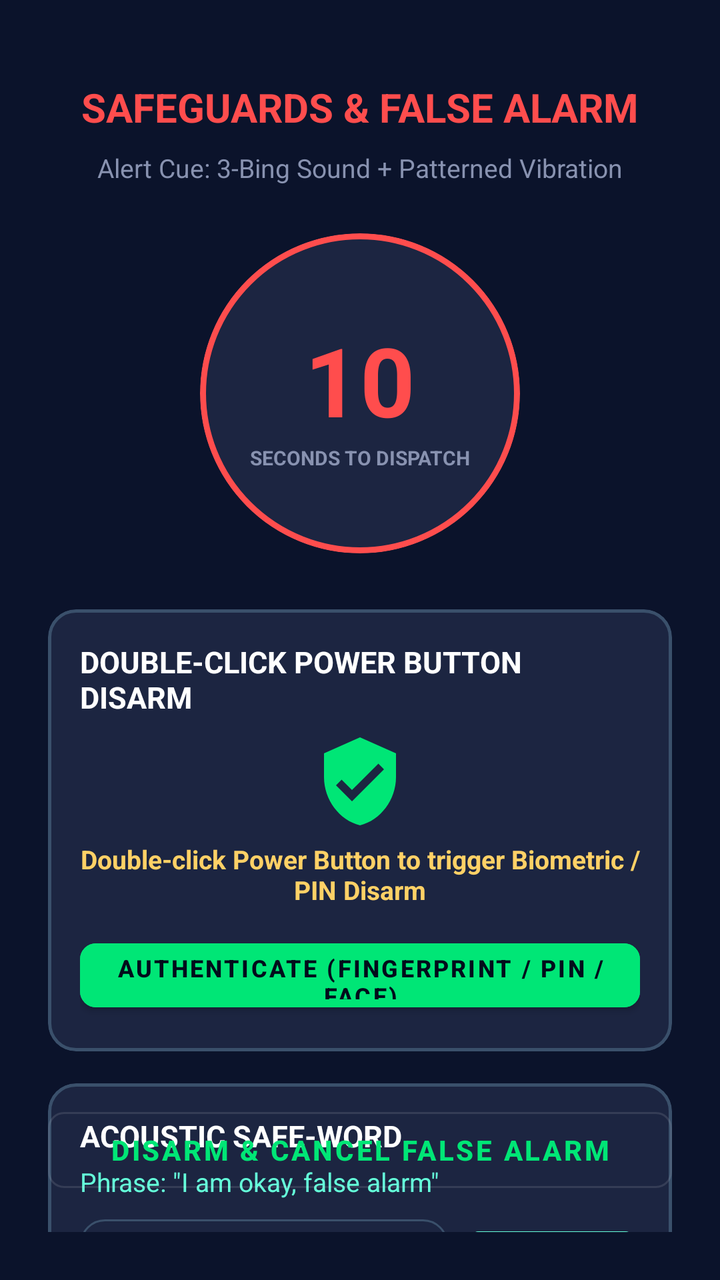
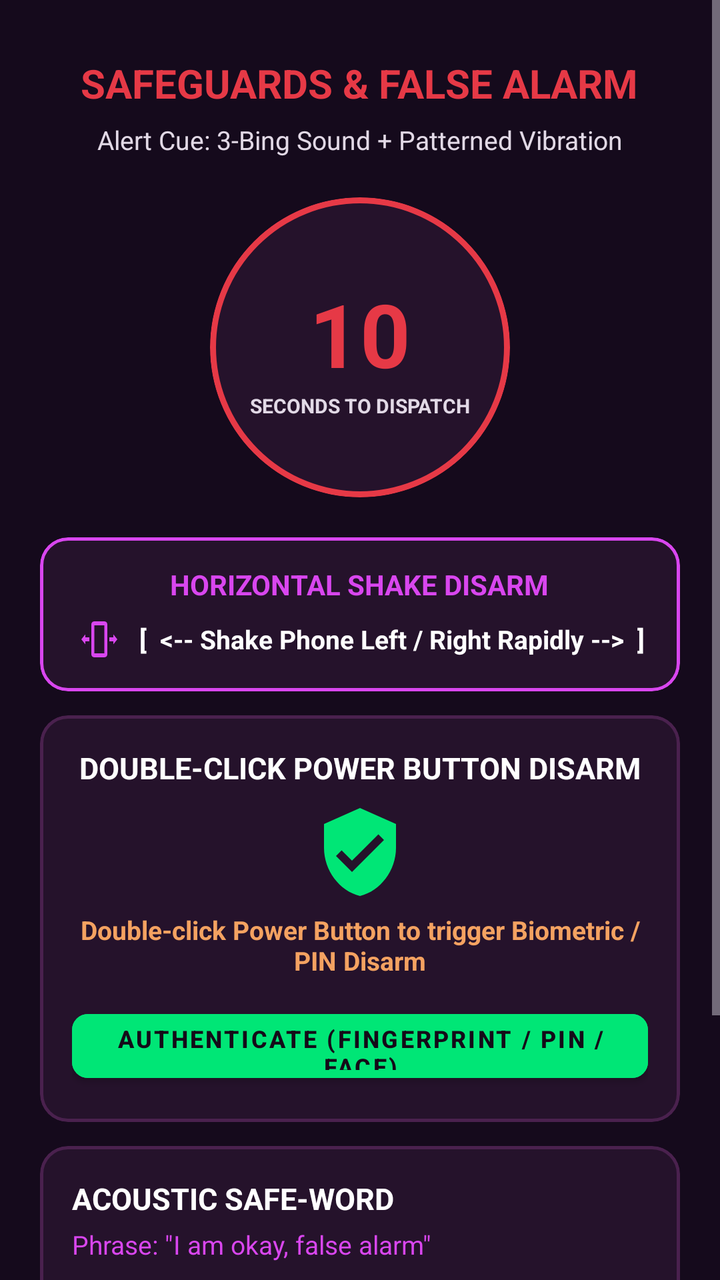

Screens rendered from an Android XML layout before and after an edit, with the pre-edit source and the edit as a unified diff.
<!-- AndroidManifest.xml: application theme Theme.EchoSafe -->
<!-- res/layout/activity_disarm.xml -->
<?xml version="1.0" encoding="utf-8"?>
<androidx.constraintlayout.widget.ConstraintLayout xmlns:android="http://schemas.android.com/apk/res/android"
    xmlns:app="http://schemas.android.com/apk/res-auto"
    android:layout_width="match_parent"
    android:layout_height="match_parent"
    android:background="@color/bg_dark"
    android:padding="24dp">

    <TextView
        android:id="@+id/tvHeader"
        android:layout_width="wrap_content"
        android:layout_height="wrap_content"
        android:layout_marginTop="16dp"
        android:text="@string/safeguards_title"
        android:textColor="@color/accent_red"
        android:textSize="20sp"
        android:textStyle="bold"
        app:layout_constraintEnd_toEndOf="parent"
        app:layout_constraintStart_toStartOf="parent"
        app:layout_constraintTop_toTopOf="parent" />

    <TextView
        android:id="@+id/tvAlertCue"
        android:layout_width="wrap_content"
        android:layout_height="wrap_content"
        android:layout_marginTop="8dp"
        android:text="Alert Cue: 3-Bing Sound + Patterned Vibration"
        android:textColor="@color/text_secondary"
        android:textSize="13sp"
        app:layout_constraintEnd_toEndOf="parent"
        app:layout_constraintStart_toStartOf="parent"
        app:layout_constraintTop_toBottomOf="@id/tvHeader" />

    
    <com.google.android.material.card.MaterialCardView
        android:id="@+id/cardTimer"
        android:layout_width="160dp"
        android:layout_height="160dp"
        android:layout_marginTop="24dp"
        app:cardBackgroundColor="@color/card_bg_dark"
        app:cardCornerRadius="80dp"
        app:strokeColor="@color/accent_red"
        app:strokeWidth="3dp"
        app:layout_constraintEnd_toEndOf="parent"
        app:layout_constraintStart_toStartOf="parent"
        app:layout_constraintTop_toBottomOf="@id/tvAlertCue">

        <LinearLayout
            android:layout_width="match_parent"
            android:layout_height="match_parent"
            android:gravity="center"
            android:orientation="vertical">

            <TextView
                android:id="@+id/tvCountdownSeconds"
                android:layout_width="wrap_content"
                android:layout_height="wrap_content"
                android:text="10"
                android:textColor="@color/accent_red"
                android:textSize="48sp"
                android:textStyle="bold" />

            <TextView
                android:layout_width="wrap_content"
                android:layout_height="wrap_content"
                android:text="SECONDS TO DISPATCH"
                android:textColor="@color/text_secondary"
                android:textSize="10sp"
                android:textStyle="bold" />
        </LinearLayout>
    </com.google.android.material.card.MaterialCardView>

    
    <com.google.android.material.card.MaterialCardView
        android:id="@+id/cardPowerDisarm"
        android:layout_width="match_parent"
        android:layout_height="wrap_content"
        android:layout_marginTop="28dp"
        app:cardBackgroundColor="@color/card_bg_dark"
        app:cardCornerRadius="14dp"
        app:strokeColor="@color/card_border"
        app:strokeWidth="1.5dp"
        app:layout_constraintTop_toBottomOf="@id/cardTimer">

        <LinearLayout
            android:layout_width="match_parent"
            android:layout_height="wrap_content"
            android:gravity="center"
            android:orientation="vertical"
            android:padding="16dp">

            <TextView
                android:layout_width="wrap_content"
                android:layout_height="wrap_content"
                android:text="DOUBLE-CLICK POWER BUTTON DISARM"
                android:textColor="@color/text_white"
                android:textSize="15sp"
                android:textStyle="bold" />

            <ImageView
                android:id="@+id/ivPowerBiometric"
                android:layout_width="48dp"
                android:layout_height="48dp"
                android:layout_marginTop="8dp"
                android:src="@drawable/ic_shield" />

            <TextView
                android:id="@+id/tvPowerInstruction"
                android:layout_width="wrap_content"
                android:layout_height="wrap_content"
                android:layout_marginTop="6dp"
                android:gravity="center"
                android:text="Double-click Power Button to trigger Biometric / PIN Disarm"
                android:textColor="@color/warning_yellow"
                android:textSize="13sp"
                android:textStyle="bold" />

            <com.google.android.material.button.MaterialButton
                android:id="@+id/btnBiometricAuthenticate"
                style="@style/Widget.MaterialComponents.Button"
                android:layout_width="match_parent"
                android:layout_height="44dp"
                android:layout_marginTop="12dp"
                android:backgroundTint="@color/guard_active_green"
                android:text="Authenticate (Fingerprint / PIN / Face)"
                android:textColor="@color/primary_dark"
                android:textSize="12sp"
                android:textStyle="bold"
                app:cornerRadius="8dp" />
        </LinearLayout>
    </com.google.android.material.card.MaterialCardView>

    
    <com.google.android.material.card.MaterialCardView
        android:id="@+id/cardSafeWordDisarm"
        android:layout_width="match_parent"
        android:layout_height="wrap_content"
        android:layout_marginTop="16dp"
        app:cardBackgroundColor="@color/card_bg_dark"
        app:cardCornerRadius="14dp"
        app:strokeColor="@color/card_border"
        app:strokeWidth="1.5dp"
        app:layout_constraintTop_toBottomOf="@id/cardPowerDisarm">

        <LinearLayout
            android:layout_width="match_parent"
            android:layout_height="wrap_content"
            android:orientation="vertical"
            android:padding="16dp">

            <TextView
                android:layout_width="wrap_content"
                android:layout_height="wrap_content"
                android:text="@string/acoustic_safeword_label"
                android:textColor="@color/text_white"
                android:textSize="15sp"
                android:textStyle="bold" />

            <TextView
                android:id="@+id/tvSafeWordPrompt"
                android:layout_width="wrap_content"
                android:layout_height="wrap_content"
                android:layout_marginTop="4dp"
                android:text="Phrase: &quot;I am okay, false alarm&quot;"
                android:textColor="@color/secondary_teal"
                android:textSize="13sp" />

            <LinearLayout
                android:layout_width="match_parent"
                android:layout_height="wrap_content"
                android:layout_marginTop="10dp"
                android:gravity="center_vertical"
                android:orientation="horizontal">

                <EditText
                    android:id="@+id/etSpokenSafeWord"
                    android:layout_width="0dp"
                    android:layout_height="44dp"
                    android:layout_weight="1"
                    android:background="@drawable/bg_card_rounded"
                    android:hint="Type safe-word or speak..."
                    android:paddingStart="12dp"
                    android:paddingEnd="12dp"
                    android:textColor="@color/text_white"
                    android:textColorHint="@color/text_secondary"
                    android:textSize="13sp" />

                <com.google.android.material.button.MaterialButton
                    android:id="@+id/btnSubmitSafeWord"
                    style="@style/Widget.MaterialComponents.Button"
                    android:layout_width="wrap_content"
                    android:layout_height="44dp"
                    android:layout_marginStart="8dp"
                    android:backgroundTint="@color/secondary_teal"
                    android:text="Verify"
                    android:textColor="@color/primary_dark"
                    android:textSize="12sp"
                    android:textStyle="bold"
                    app:cornerRadius="8dp" />
            </LinearLayout>
        </LinearLayout>
    </com.google.android.material.card.MaterialCardView>

    
    <com.google.android.material.button.MaterialButton
        android:id="@+id/btnManualDisarm"
        style="@style/Widget.MaterialComponents.Button.OutlinedButton"
        android:layout_width="match_parent"
        android:layout_height="50dp"
        android:layout_marginBottom="16dp"
        android:strokeColor="@color/guard_active_green"
        android:text="Disarm &amp; Cancel False Alarm"
        android:textColor="@color/guard_active_green"
        android:textStyle="bold"
        app:cornerRadius="8dp"
        app:layout_constraintBottom_toBottomOf="parent" />

</androidx.constraintlayout.widget.ConstraintLayout>
<!-- resources referenced by this layout -->
<resources>
  <color name="accent_red">#FF4D4D</color>
  <color name="bg_dark">#0B132B</color>
  <color name="card_bg_dark">#1C2541</color>
  <color name="card_border">#3A506B</color>
  <color name="guard_active_green">#00E676</color>
  <color name="primary_dark">#020C1B</color>
  <color name="secondary_teal">#64FFDA</color>
  <color name="text_secondary">#8892B0</color>
  <color name="text_white">#FFFFFF</color>
  <color name="warning_yellow">#FFD166</color>
  <!-- drawable bg_card_rounded (drawable) -->
  <?xml version="1.0" encoding="utf-8"?>
  <shape xmlns:android="http://schemas.android.com/apk/res/android">
      <solid android:color="@color/card_bg_dark" />
      <stroke
          android:width="1dp"
          android:color="@color/card_border" />
      <corners android:radius="12dp" />
  </shape>
  <!-- drawable ic_shield (drawable) -->
  <vector xmlns:android="http://schemas.android.com/apk/res/android"
      android:width="24dp"
      android:height="24dp"
      android:viewportWidth="24"
      android:viewportHeight="24">
      <path
          android:fillColor="@color/guard_active_green"
          android:pathData="M12,1L3,5v6c0,5.55 3.84,10.74 9,12 5.16,-1.26 9,-6.45 9,-12V5l-9,-4zm-2,16l-4,-4 1.41,-1.41L10,14.17l6.59,-6.59L18,9l-8,8z"/>
  </vector>
  <string name="acoustic_safeword_label">ACOUSTIC SAFE-WORD</string>
  <string name="safeguards_title">SAFEGUARDS &amp; FALSE ALARM</string>
  <style name="Theme.EchoSafe" parent="Theme.Material3.Dark.NoActionBar">
          
          <item name="colorPrimary">@color/secondary_teal</item>
          <item name="colorOnPrimary">@color/primary_dark</item>
          <item name="colorSecondary">@color/secondary_teal</item>
          <item name="colorOnSecondary">@color/primary_dark</item>
          
          <item name="android:statusBarColor">@color/primary_dark</item>
          <item name="android:navigationBarColor">@color/primary_navy</item>
          <item name="android:windowBackground">@color/bg_dark</item>
      </style>
  <color name="primary_navy">#0A192F</color>
</resources>

<!-- the commit's change to res/layout/activity_disarm.xml (unified diff, before → after) -->
@@ -1,218 +1,267 @@
 <?xml version="1.0" encoding="utf-8"?>
-<androidx.constraintlayout.widget.ConstraintLayout xmlns:android="http://schemas.android.com/apk/res/android"
+<ScrollView xmlns:android="http://schemas.android.com/apk/res/android"
     xmlns:app="http://schemas.android.com/apk/res-auto"
     android:layout_width="match_parent"
     android:layout_height="match_parent"
     android:background="@color/bg_dark"
-    android:padding="24dp">
-
-    <TextView
-        android:id="@+id/tvHeader"
-        android:layout_width="wrap_content"
-        android:layout_height="wrap_content"
-        android:layout_marginTop="16dp"
-        android:text="@string/safeguards_title"
-        android:textColor="@color/accent_red"
-        android:textSize="20sp"
-        android:textStyle="bold"
-        app:layout_constraintEnd_toEndOf="parent"
-        app:layout_constraintStart_toStartOf="parent"
-        app:layout_constraintTop_toTopOf="parent" />
-
-    <TextView
-        android:id="@+id/tvAlertCue"
-        android:layout_width="wrap_content"
-        android:layout_height="wrap_content"
-        android:layout_marginTop="8dp"
-        android:text="Alert Cue: 3-Bing Sound + Patterned Vibration"
-        android:textColor="@color/text_secondary"
-        android:textSize="13sp"
-        app:layout_constraintEnd_toEndOf="parent"
-        app:layout_constraintStart_toStartOf="parent"
-        app:layout_constraintTop_toBottomOf="@id/tvHeader" />
-
-    
-    <com.google.android.material.card.MaterialCardView
-        android:id="@+id/cardTimer"
-        android:layout_width="160dp"
-        android:layout_height="160dp"
-        android:layout_marginTop="24dp"
-        app:cardBackgroundColor="@color/card_bg_dark"
-        app:cardCornerRadius="80dp"
-        app:strokeColor="@color/accent_red"
-        app:strokeWidth="3dp"
-        app:layout_constraintEnd_toEndOf="parent"
-        app:layout_constraintStart_toStartOf="parent"
-        app:layout_constraintTop_toBottomOf="@id/tvAlertCue">
-
-        <LinearLayout
-            android:layout_width="match_parent"
-            android:layout_height="match_parent"
-            android:gravity="center"
-            android:orientation="vertical">
-
-            <TextView
-                android:id="@+id/tvCountdownSeconds"
-                android:layout_width="wrap_content"
-                android:layout_height="wrap_content"
-                android:text="10"
-                android:textColor="@color/accent_red"
-                android:textSize="48sp"
-                android:textStyle="bold" />
-
-            <TextView
-                android:layout_width="wrap_content"
-                android:layout_height="wrap_content"
-                android:text="SECONDS TO DISPATCH"
-                android:textColor="@color/text_secondary"
-                android:textSize="10sp"
-                android:textStyle="bold" />
-        </LinearLayout>
-    </com.google.android.material.card.MaterialCardView>
-
-    
-    <com.google.android.material.card.MaterialCardView
-        android:id="@+id/cardPowerDisarm"
+    android:fillViewport="true"
+    android:overScrollMode="never">
+
+    <LinearLayout
         android:layout_width="match_parent"
         android:layout_height="wrap_content"
-        android:layout_marginTop="28dp"
-        app:cardBackgroundColor="@color/card_bg_dark"
-        app:cardCornerRadius="14dp"
-        app:strokeColor="@color/card_border"
-        app:strokeWidth="1.5dp"
-        app:layout_constraintTop_toBottomOf="@id/cardTimer">
-
-        <LinearLayout
-            android:layout_width="match_parent"
-            android:layout_height="wrap_content"
-            android:gravity="center"
-            android:orientation="vertical"
-            android:padding="16dp">
-
-            <TextView
-                android:layout_width="wrap_content"
+        android:orientation="vertical"
+        android:padding="20dp"
+        android:gravity="center_horizontal">
+
+        <TextView
+            android:id="@+id/tvHeader"
+            android:layout_width="wrap_content"
+            android:layout_height="wrap_content"
+            android:layout_marginTop="8dp"
+            android:text="@string/safeguards_title"
+            android:textColor="@color/accent_red"
+            android:textSize="20sp"
+            android:textStyle="bold" />
+
+        <TextView
+            android:id="@+id/tvAlertCue"
+            android:layout_width="wrap_content"
+            android:layout_height="wrap_content"
+            android:layout_marginTop="6dp"
+            android:text="Alert Cue: 3-Bing Sound + Patterned Vibration"
+            android:textColor="@color/text_secondary"
+            android:textSize="13sp" />
+
+        
+        <com.google.android.material.card.MaterialCardView
+            android:id="@+id/cardTimer"
+            android:layout_width="150dp"
+            android:layout_height="150dp"
+            android:layout_marginTop="20dp"
+            app:cardBackgroundColor="@color/card_bg_dark"
+            app:cardCornerRadius="75dp"
+            app:strokeColor="@color/accent_red"
+            app:strokeWidth="3dp">
+
+            <LinearLayout
+                android:layout_width="match_parent"
+                android:layout_height="match_parent"
+                android:gravity="center"
+                android:orientation="vertical">
+
+                <TextView
+                    android:id="@+id/tvCountdownSeconds"
+                    android:layout_width="wrap_content"
+                    android:layout_height="wrap_content"
+                    android:text="10"
+                    android:textColor="@color/accent_red"
+                    android:textSize="44sp"
+                    android:textStyle="bold" />
+
+                <TextView
+                    android:layout_width="wrap_content"
+                    android:layout_height="wrap_content"
+                    android:text="SECONDS TO DISPATCH"
+                    android:textColor="@color/text_secondary"
+                    android:textSize="10sp"
+                    android:textStyle="bold" />
+            </LinearLayout>
+        </com.google.android.material.card.MaterialCardView>
+
+        
+        <com.google.android.material.card.MaterialCardView
+            android:id="@+id/cardShakeDisarm"
+            android:layout_width="match_parent"
+            android:layout_height="wrap_content"
+            android:layout_marginTop="20dp"
+            app:cardBackgroundColor="@color/card_bg_dark"
+            app:cardCornerRadius="14dp"
+            app:strokeColor="@color/secondary_teal"
+            app:strokeWidth="1.5dp">
+
+            <LinearLayout
+                android:layout_width="match_parent"
                 android:layout_height="wrap_content"
-                android:text="DOUBLE-CLICK POWER BUTTON DISARM"
-                android:textColor="@color/text_white"
-                android:textSize="15sp"
-                android:textStyle="bold" />
-
-            <ImageView
-                android:id="@+id/ivPowerBiometric"
-                android:layout_width="48dp"
-                android:layout_height="48dp"
-                android:layout_marginTop="8dp"
-                android:src="@drawable/ic_shield" />
-
-            <TextView
-                android:id="@+id/tvPowerInstruction"
-                android:layout_width="wrap_content"
+                android:gravity="center"
+                android:orientation="vertical"
+                android:padding="14dp">
+
+                <TextView
+                    android:layout_width="wrap_content"
+                    android:layout_height="wrap_content"
+                    android:text="HORIZONTAL SHAKE DISARM"
+                    android:textColor="@color/secondary_teal"
+                    android:textSize="14sp"
+                    android:textStyle="bold" />
+
+                <LinearLayout
+                    android:layout_width="wrap_content"
+                    android:layout_height="wrap_content"
+                    android:layout_marginTop="6dp"
+                    android:gravity="center_vertical"
+                    android:orientation="horizontal">
+
+                    <ImageView
+                        android:layout_width="24dp"
+                        android:layout_height="24dp"
+                        android:src="@drawable/ic_shake"
+                        app:tint="@color/secondary_teal" />
+
+                    <TextView
+                        android:layout_width="wrap_content"
+                        android:layout_height="wrap_content"
+                        android:layout_marginStart="8dp"
+                        android:text="[  &lt;-- Shake Phone Left / Right Rapidly --&gt;  ]"
+                        android:textColor="@color/text_white"
+                        android:textSize="13sp"
+                        android:textStyle="bold" />
+                </LinearLayout>
+            </LinearLayout>
+        </com.google.android.material.card.MaterialCardView>
+
+        
+        <com.google.android.material.card.MaterialCardView
+            android:id="@+id/cardPowerDisarm"
+            android:layout_width="match_parent"
+            android:layout_height="wrap_content"
+            android:layout_marginTop="12dp"
+            app:cardBackgroundColor="@color/card_bg_dark"
+            app:cardCornerRadius="14dp"
+            app:strokeColor="@color/card_border"
+            app:strokeWidth="1.5dp">
+
+            <LinearLayout
+                android:layout_width="match_parent"
                 android:layout_height="wrap_content"
-                android:layout_marginTop="6dp"
                 android:gravity="center"
-                android:text="Double-click Power Button to trigger Biometric / PIN Disarm"
-                android:textColor="@color/warning_yellow"
-                android:textSize="13sp"
-                android:textStyle="bold" />
-
-            <com.google.android.material.button.MaterialButton
-                android:id="@+id/btnBiometricAuthenticate"
-                style="@style/Widget.MaterialComponents.Button"
-                android:layout_width="match_parent"
-                android:layout_height="44dp"
-                android:layout_marginTop="12dp"
-                android:backgroundTint="@color/guard_active_green"
-                android:text="Authenticate (Fingerprint / PIN / Face)"
-                android:textColor="@color/primary_dark"
-                android:textSize="12sp"
-                android:textStyle="bold"
-                app:cornerRadius="8dp" />
-        </LinearLayout>
-    </com.google.android.material.card.MaterialCardView>
-
-    
-    <com.google.android.material.card.MaterialCardView
-        android:id="@+id/cardSafeWordDisarm"
-        android:layout_width="match_parent"
-        android:layout_height="wrap_content"
-        android:layout_marginTop="16dp"
-        app:cardBackgroundColor="@color/card_bg_dark"
-        app:cardCornerRadius="14dp"
-        app:strokeColor="@color/card_border"
-        app:strokeWidth="1.5dp"
-        app:layout_constraintTop_toBottomOf="@id/cardPowerDisarm">
-
-        <LinearLayout
-            android:layout_width="match_parent"
-            android:layout_height="wrap_content"
-            android:orientation="vertical"
-            android:padding="16dp">
-
-            <TextView
-                android:layout_width="wrap_content"
-                android:layout_height="wrap_content"
-                android:text="@string/acoustic_safeword_label"
-                android:textColor="@color/text_white"
-                android:textSize="15sp"
-                android:textStyle="bold" />
-
-            <TextView
-                android:id="@+id/tvSafeWordPrompt"
-                android:layout_width="wrap_content"
-                android:layout_height="wrap_content"
-                android:layout_marginTop="4dp"
-                android:text="Phrase: &quot;I am okay, false alarm&quot;"
-                android:textColor="@color/secondary_teal"
-                android:textSize="13sp" />
-
-            <LinearLayout
-                android:layout_width="match_parent"
-                android:layout_height="wrap_content"
-                android:layout_marginTop="10dp"
-                android:gravity="center_vertical"
-                android:orientation="horizontal">
-
-                <EditText
-                    android:id="@+id/etSpokenSafeWord"
-                    android:layout_width="0dp"
+                android:orientation="vertical"
+                android:padding="16dp">
+
+                <TextView
+                    android:layout_width="wrap_content"
+                    android:layout_height="wrap_content"
+                    android:text="DOUBLE-CLICK POWER BUTTON DISARM"
+                    android:textColor="@color/text_white"
+                    android:textSize="15sp"
+                    android:textStyle="bold" />
+
+                <ImageView
+                    android:id="@+id/ivPowerBiometric"
+                    android:layout_width="48dp"
+                    android:layout_height="48dp"
+                    android:layout_marginTop="8dp"
+                    android:src="@drawable/ic_shield" />
+
+                <TextView
+                    android:id="@+id/tvPowerInstruction"
+                    android:layout_width="wrap_content"
+                    android:layout_height="wrap_content"
+                    android:layout_marginTop="6dp"
+                    android:gravity="center"
+                    android:text="Double-click Power Button to trigger Biometric / PIN Disarm"
+                    android:textColor="@color/warning_yellow"
+                    android:textSize="13sp"
+                    android:textStyle="bold" />
+
+                <com.google.android.material.button.MaterialButton
+                    android:id="@+id/btnBiometricAuthenticate"
+                    style="@style/Widget.MaterialComponents.Button"
+                    android:layout_width="match_parent"
                     android:layout_height="44dp"
-                    android:layout_weight="1"
-                    android:background="@drawable/bg_card_rounded"
-                    android:hint="Type safe-word or speak..."
-                    android:paddingStart="12dp"
-                    android:paddingEnd="12dp"
-                    android:textColor="@color/text_white"
-                    android:textColorHint="@color/text_secondary"
-                    android:textSize="13sp" />
-
-                <com.google.android.material.button.MaterialButton
-                    android:id="@+id/btnSubmitSafeWord"
-                    style="@style/Widget.MaterialComponents.Button"
-                    android:layout_width="wrap_content"
-                    android:layout_height="44dp"
-                    android:layout_marginStart="8dp"
-                    android:backgroundTint="@color/secondary_teal"
-                    android:text="Verify"
+                    android:layout_marginTop="12dp"
+                    android:backgroundTint="@color/guard_active_green"
+                    android:text="Authenticate (Fingerprint / PIN / Face)"
                     android:textColor="@color/primary_dark"
                     android:textSize="12sp"
                     android:textStyle="bold"
                     app:cornerRadius="8dp" />
             </LinearLayout>
-        </LinearLayout>
-    </com.google.android.material.card.MaterialCardView>
-
-    
-    <com.google.android.material.button.MaterialButton
-        android:id="@+id/btnManualDisarm"
-        style="@style/Widget.MaterialComponents.Button.OutlinedButton"
-        android:layout_width="match_parent"
-        android:layout_height="50dp"
-        android:layout_marginBottom="16dp"
-        android:strokeColor="@color/guard_active_green"
-        android:text="Disarm &amp; Cancel False Alarm"
-        android:textColor="@color/guard_active_green"
-        android:textStyle="bold"
-        app:cornerRadius="8dp"
-        app:layout_constraintBottom_toBottomOf="parent" />
-
-</androidx.constraintlayout.widget.ConstraintLayout>
+        </com.google.android.material.card.MaterialCardView>
+
+        
+        <com.google.android.material.card.MaterialCardView
+            android:id="@+id/cardSafeWordDisarm"
+            android:layout_width="match_parent"
+            android:layout_height="wrap_content"
+            android:layout_marginTop="12dp"
+            app:cardBackgroundColor="@color/card_bg_dark"
+            app:cardCornerRadius="14dp"
+            app:strokeColor="@color/card_border"
+            app:strokeWidth="1.5dp">
+
+            <LinearLayout
+                android:layout_width="match_parent"
+                android:layout_height="wrap_content"
+                android:orientation="vertical"
+                android:padding="16dp">
+
+                <TextView
+                    android:layout_width="wrap_content"
+                    android:layout_height="wrap_content"
+                    android:text="@string/acoustic_safeword_label"
+                    android:textColor="@color/text_white"
+                    android:textSize="15sp"
+                    android:textStyle="bold" />
+
+                <TextView
+                    android:id="@+id/tvSafeWordPrompt"
+                    android:layout_width="wrap_content"
+                    android:layout_height="wrap_content"
+                    android:layout_marginTop="4dp"
+                    android:text="Phrase: &quot;I am okay, false alarm&quot;"
+                    android:textColor="@color/secondary_teal"
+                    android:textSize="13sp" />
+
+                <LinearLayout
+                    android:layout_width="match_parent"
+                    android:layout_height="wrap_content"
+                    android:layout_marginTop="10dp"
+                    android:gravity="center_vertical"
+                    android:orientation="horizontal">
+
+                    <EditText
+                        android:id="@+id/etSpokenSafeWord"
+                        android:layout_width="0dp"
+                        android:layout_height="44dp"
+                        android:layout_weight="1"
+                        android:background="@drawable/bg_card_rounded"
+                        android:hint="Type safe-word or speak..."
+                        android:paddingStart="12dp"
+                        android:paddingEnd="12dp"
+                        android:textColor="@color/text_white"
+                        android:textColorHint="@color/text_secondary"
+                        android:textSize="13sp" />
+
+                    <com.google.android.material.button.MaterialButton
+                        android:id="@+id/btnSubmitSafeWord"
+                        style="@style/Widget.MaterialComponents.Button"
+                        android:layout_width="wrap_content"
+                        android:layout_height="44dp"
+                        android:layout_marginStart="8dp"
+                        android:backgroundTint="@color/secondary_teal"
+                        android:text="Verify"
+                        android:textColor="@color/primary_dark"
+                        android:textSize="12sp"
+                        android:textStyle="bold"
+                        app:cornerRadius="8dp" />
+                </LinearLayout>
+            </LinearLayout>
+        </com.google.android.material.card.MaterialCardView>
+
+        
+        <com.google.android.material.button.MaterialButton
+            android:id="@+id/btnManualDisarm"
+            style="@style/Widget.MaterialComponents.Button.OutlinedButton"
+            android:layout_width="match_parent"
+            android:layout_height="50dp"
+            android:layout_marginTop="20dp"
+            android:layout_marginBottom="16dp"
+            android:strokeColor="@color/guard_active_green"
+            android:text="Disarm &amp; Cancel False Alarm"
+            android:textColor="@color/guard_active_green"
+            android:textStyle="bold"
+            app:cornerRadius="8dp" />
+
+    </LinearLayout>
+</ScrollView>
<!-- resource entries referenced after the edit -->
@@ -1,15 +1,15 @@
 <!-- resources referenced by this layout -->
 <resources>
-  <color name="accent_red">#FF4D4D</color>
-  <color name="bg_dark">#0B132B</color>
-  <color name="card_bg_dark">#1C2541</color>
-  <color name="card_border">#3A506B</color>
+  <color name="accent_red">#E63946</color>
+  <color name="bg_dark">#150A1C</color>
+  <color name="card_bg_dark">#25122B</color>
+  <color name="card_border">#4A214E</color>
   <color name="guard_active_green">#00E676</color>
-  <color name="primary_dark">#020C1B</color>
-  <color name="secondary_teal">#64FFDA</color>
-  <color name="text_secondary">#8892B0</color>
+  <color name="primary_dark">#140A18</color>
+  <color name="secondary_teal">#D946EF</color>
+  <color name="text_secondary">#E2D9E6</color>
   <color name="text_white">#FFFFFF</color>
-  <color name="warning_yellow">#FFD166</color>
+  <color name="warning_yellow">#F4A261</color>
   <!-- drawable bg_card_rounded (drawable) -->
   <?xml version="1.0" encoding="utf-8"?>
   <shape xmlns:android="http://schemas.android.com/apk/res/android">
@@ -19,6 +19,16 @@
           android:color="@color/card_border" />
       <corners android:radius="12dp" />
   </shape>
+  <!-- drawable ic_shake (drawable) -->
+  <vector xmlns:android="http://schemas.android.com/apk/res/android"
+      android:width="48dp"
+      android:height="48dp"
+      android:viewportWidth="48"
+      android:viewportHeight="48">
+      <path
+          android:fillColor="@color/warning_yellow"
+          android:pathData="M19,6h10c1.66,0 3,1.34 3,3v30c0,1.66 -1.34,3 -3,3H19c-1.66,0 -3,-1.34 -3,-3V9c0,-1.66 1.34,-3 3,-3zm0,4v28h10V10H19zm-9,9l-4,5 4,5v-3h4v-4h-4v-3zm28,0v3h-4v4h4v3l4,-5 -4,-5z"/>
+  </vector>
   <!-- drawable ic_shield (drawable) -->
   <vector xmlns:android="http://schemas.android.com/apk/res/android"
       android:width="24dp"
@@ -42,6 +52,6 @@
           <item name="android:navigationBarColor">@color/primary_navy</item>
           <item name="android:windowBackground">@color/bg_dark</item>
       </style>
-  <color name="primary_navy">#0A192F</color>
+  <color name="primary_navy">#200D26</color>
 </resources>
 
